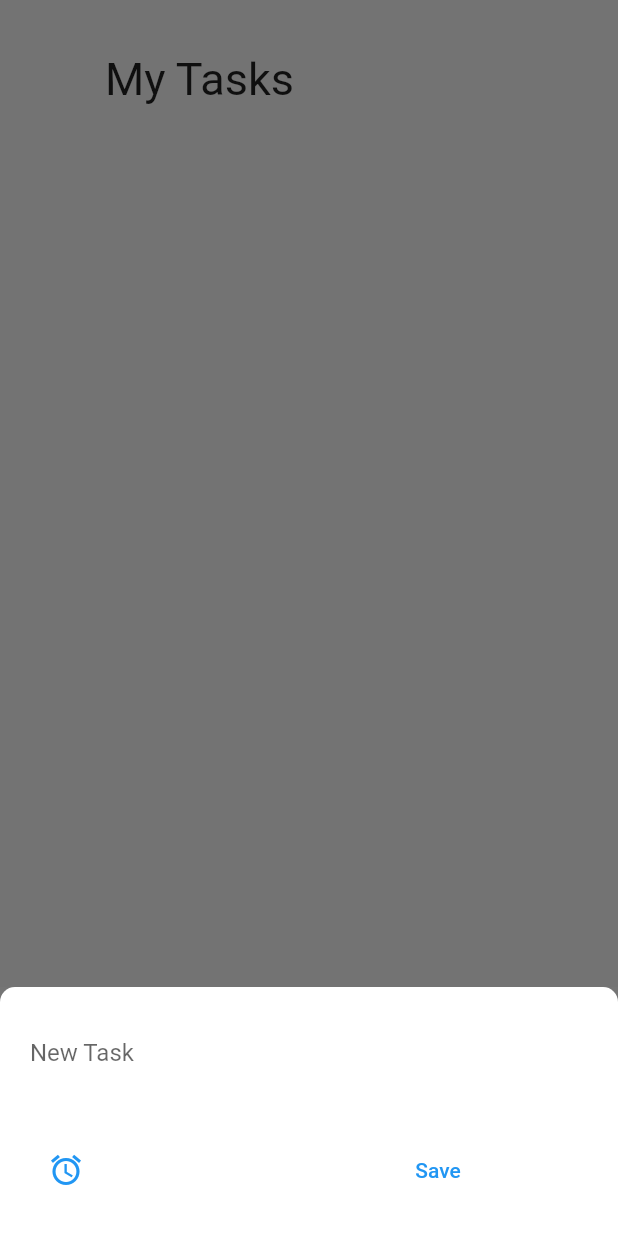
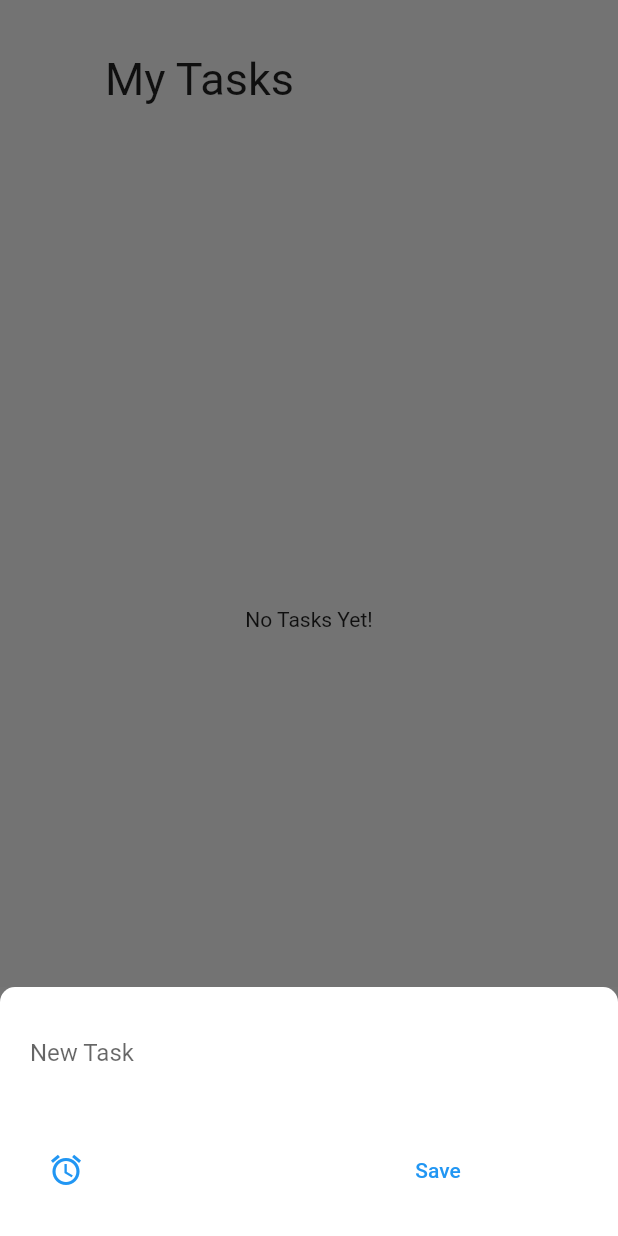
Before and after one commit to gouthamjp/GoogleTask-Replica, a Flutter app: the screen it shows after launch, after a tap on the "add" icon, on a phone screen of 412 x 824 dp. Run offline on Flutter 3.47's test engine with Material 2 defaults, Android fonts, the phone set to English and light mode, and no system bars; our stand-ins replace flutter_local_notifications, sqflite; accounts and stored records are empty.

```diff
--- a/lib/helper/db_helper.dart
+++ b/lib/helper/db_helper.dart
@@ -5,22 +5,23 @@ import 'package:sqflite/sqlite_api.dart';
 class DBHelper {
   static Future<Database> database() async {
     final dbPath = await sql.getDatabasesPath();
-    return sql.openDatabase(path.join(dbPath, 'task.db'),
+    return sql.openDatabase(path.join(dbPath, 'places.db'),
         onCreate: (db, version) {
-      return db.execute('CREATE TABLE tasks(task TEXT PRIMARY KEY, date TEXT)');
+      return db.execute(
+          'CREATE TABLE user_places(task TEXT PRIMARY KEY)');
     }, version: 1);
   }
 
-  static Future<List<Map<String, dynamic>>> insert(String table, Map<String, Object> data) async {
+  static Future<void> insert(String table, Map<String, Object> data) async {
     final db = await DBHelper.database();
     db.insert(
       table,
       data,
-      conflictAlgorithm: sql.ConflictAlgorithm.replace,
+      conflictAlgorithm: ConflictAlgorithm.replace,
     );
   }
 
-  static Future<void> getData(String table)async {
+  static Future<List<Map<String, dynamic>>> getData(String table) async {
     final db = await DBHelper.database();
     return db.query(table);
   }
--- a/lib/models/task_model.dart
+++ b/lib/models/task_model.dart
@@ -1,15 +1,11 @@
-import 'package:flutter/cupertino.dart';
 
 class TaskModel {
-  DateTime aTime;
-  String stringTime;
+
   String task;
   bool fin;
 
   TaskModel({
-    this.aTime,
-    @required this.task,
+    this.task,
     this.fin,
-    this.stringTime,
   });
 }
--- a/lib/provider/taskList.dart
+++ b/lib/provider/taskList.dart
@@ -1,42 +1,43 @@
-import 'package:flutter/cupertino.dart';
 import 'package:flutter/material.dart';
 
 import '../models/task_model.dart';
 import '../helper/db_helper.dart';
 
 class TaskList with ChangeNotifier {
-  List<TaskModel> _items = [];
-  DateTime _localD;
+  List<TaskModel> _items;
+
 
   List<TaskModel> get items {
     return [..._items];
   }
 
-  // void addTimeDate(DateTime one, TimeOfDay two) {
-  //   _localD = one;
-  //   _localD = new DateTime(one.year, one.month, one.day, two.hour, two.minute);
-  // }
-
-  void addTask(String val, DateTime one, TimeOfDay two) {
-    TaskModel temp = new TaskModel();
-    _localD = one;
-    _localD = new DateTime(one.year, one.month, one.day, two.hour, two.minute);
-    temp.task = val;
-    temp.fin = false;
-    temp.aTime = _localD;
+  void addTask(String val) {
+    final temp = TaskModel(
+    task:  val,
+    fin : false,
+    );
 
     _items.add(temp);
 
     notifyListeners();
-    DBHelper.insert('tasks', {
+    DBHelper.insert('user_places', {
       'task': temp.task,
-      'date': temp.aTime.toString(),
     });
   }
 
-  int len() {
-    return _items.length;
+  Future<void> fetchAndSetTasks() async {
+    final dataList = await DBHelper.getData('user_places');
+    _items = dataList
+        .map(
+          (item) => TaskModel(
+            task: item['task'],
+            fin: false,
+          ),
+        )
+        .toList();
+        notifyListeners();
   }
+
 
   void check(String data) {
     _items.forEach((element) {
--- a/lib/screens/home_screen.dart
+++ b/lib/screens/home_screen.dart
@@ -4,7 +4,6 @@ import 'package:provider/provider.dart';
 import '../provider/taskList.dart';
 import '../widget/tast_bottom.dart';
 import '../widget/point_task.dart';
-
 
 class Home extends StatefulWidget {
   @override
@@ -14,8 +13,6 @@ class Home extends StatefulWidget {
 class _HomeState extends State<Home> {
   @override
   Widget build(BuildContext context) {
-
-    final listData = Provider.of<TaskList>(context);
     void _addTask() {
       showModalBottomSheet(
           isScrollControlled: true,
@@ -33,7 +30,7 @@ class _HomeState extends State<Home> {
 
     return Scaffold(
       body: Column(
-        mainAxisAlignment: MainAxisAlignment.spaceBetween,
+        mainAxisAlignment: MainAxisAlignment.start,
         crossAxisAlignment: CrossAxisAlignment.start,
         children: [
           Padding(
@@ -46,14 +43,30 @@ class _HomeState extends State<Home> {
           Expanded(
             child: SizedBox(
               height: MediaQuery.of(context).size.height * 0.5,
-              child: ListView.builder(
-                  itemCount: listData.len(),
-                  itemBuilder: (BuildContext context, int i) {
-                    return PointTask(
-                      dat: listData.items[i].task,
-                      strike: listData.items[i].fin,
-                    );
-                  }),
+              child: FutureBuilder(
+                future: Provider.of<TaskList>(context, listen: false)
+                    .fetchAndSetTasks(),
+                builder: (ctx, snapshot) =>
+                    snapshot.connectionState == ConnectionState.waiting
+                        ? Center(
+                            child: CircularProgressIndicator(),
+                          )
+                        : Consumer<TaskList>(
+                            child: Center(
+                              child: const Text('No Tasks Yet!'),
+                            ),
+                            builder: (ctx, listdata, ch) =>
+                                listdata.items.length <= 0
+                                    ? ch
+                                    : ListView.builder(
+                                        itemCount: listdata.items.length,
+                                        itemBuilder: (ctx, i) => PointTask(
+                                          dat: listdata.items[i].task,
+                                          strike: false,
+                                        ),
+                                      ),
+                          ),
+              ),
             ),
           ),
           Container(
--- a/lib/widget/point_task.dart
+++ b/lib/widget/point_task.dart
@@ -4,8 +4,8 @@ import 'package:provider/provider.dart';
 import '../provider/taskList.dart';
 
 class PointTask extends StatefulWidget {
-  String dat;
-  bool strike;
+  final String dat;
+   bool strike;
   PointTask({
     this.dat,
     this.strike
--- a/pubspec.yaml
+++ b/pubspec.yaml
@@ -26,6 +26,7 @@ dependencies:
   provider: ^4.3.2+2
   flutter_local_notifications: ^1.4.4+4
   sqflite: ^1.3.0
+  path: ^1.7.0
 
   # The following adds the Cupertino Icons font to your application.
   # Use with the CupertinoIcons class for iOS style icons.
```
Also changed, not shown: lib/widget/tast_bottom.dart (+9 -25 lines), pubspec.lock.
